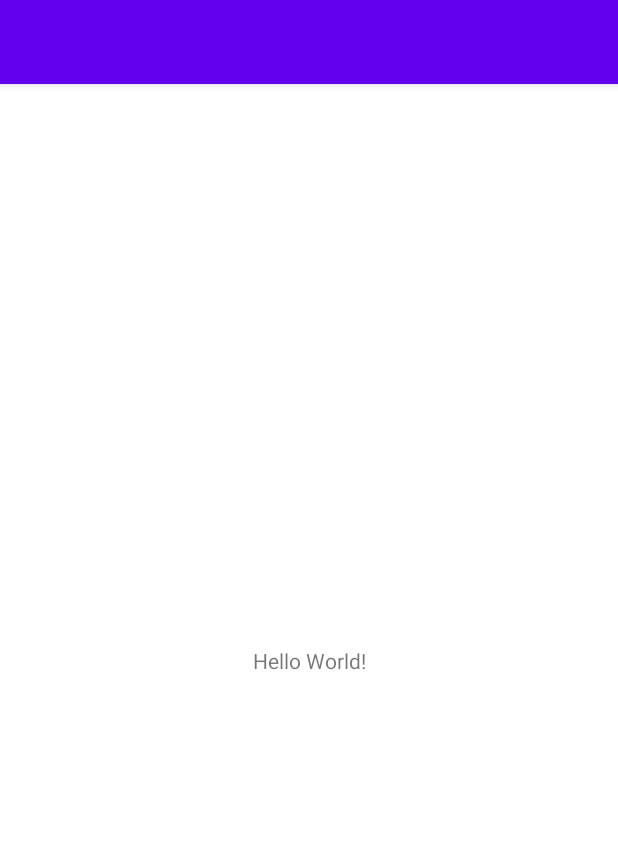
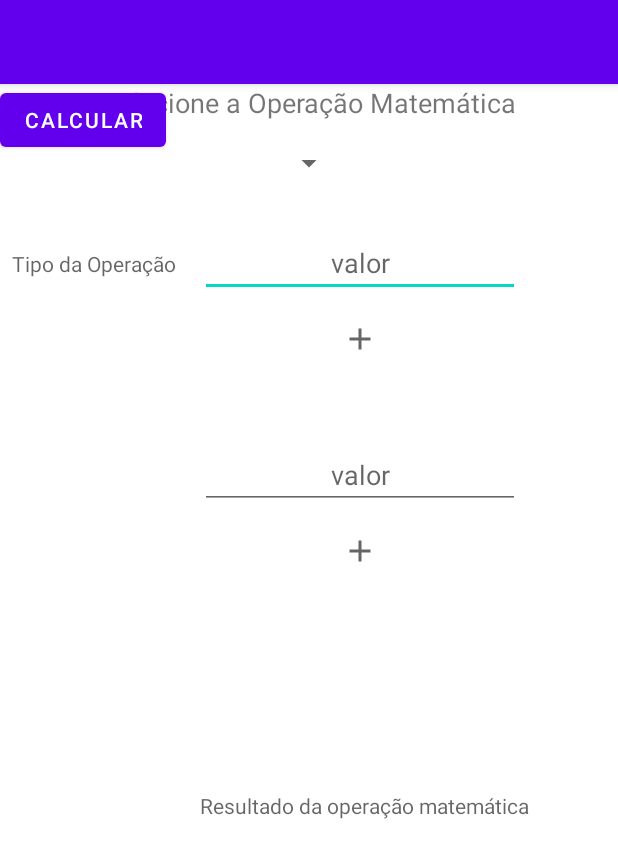
Before and after one commit to MatheusMoreiraSantos/repositorio_matheus, an Android app: the screen it shows after launch (MainActivity), on a phone screen of 412 x 824 dp. Shown: the top 858 px of the screen. Run offline under Robolectric (Android 15) with nearby library versions, the phone set to English and light mode, and no system bars.

Commit message:
Alterações 02/06/2022
Criação do layout com suas respectivas views. Declaração de atributos e instanciação de objetos, os quais foram referênciados.

```diff
--- a/Calcular/app/src/main/java/matheus/moreira/uno/calcular/MainActivity.java
+++ b/Calcular/app/src/main/java/matheus/moreira/uno/calcular/MainActivity.java
@@ -3,12 +3,40 @@ package matheus.moreira.uno.calcular;
 import androidx.appcompat.app.AppCompatActivity;
 
 import android.os.Bundle;
+import android.view.View;
+import android.widget.EditText;
+import android.widget.ImageView;
+import android.widget.TextView;
 
 public class MainActivity extends AppCompatActivity {
+    private EditText edtOperando, edtOperando2;
+    private TextView tvOpcao, tvOperacao, tvResultado;
+    private View spiOpcoes;
+    private ImageView imgOperacao, imageView2;
+
+
+
 
     @Override
     protected void onCreate(Bundle savedInstanceState) {
         super.onCreate(savedInstanceState);
         setContentView(R.layout.activity_main);
+
+        edtOperando     = findViewById(R.id.edtOperando1);
+        edtOperando2    = findViewById(R.id.edtOperando2);
+        tvOpcao         = findViewById(R.id.tvOpcao);
+        tvOperacao      = findViewById(R.id.tvOperacao);
+        tvResultado     = findViewById(R.id.tvResultado);
+        spiOpcoes       = findViewById(R.id.spiOpcoes);
+        imgOperacao     = findViewById(R.id.imgOperacao);
+        imageView2      = findViewById(R.id.imageView2);
+
+
+
+
+
+
+
+
     }
 }
--- /dev/null
+++ b/Calcular/app/src/main/java/matheus/moreira/uno/calcular/Spinner.java
@@ -0,0 +1,9 @@
+package matheus.moreira.uno.calcular;
+
+public class Spinner {
+
+
+
+
+
+}
--- /dev/null
+++ b/Calcular/app/src/main/res/drawable/ic_add_24.xml
@@ -0,0 +1,10 @@
+<vector xmlns:android="http://schemas.android.com/apk/res/android"
+    android:width="24dp"
+    android:height="24dp"
+    android:viewportWidth="24"
+    android:viewportHeight="24"
+    android:tint="?attr/colorControlNormal">
+  <path
+      android:fillColor="@android:color/white"
+      android:pathData="M19,13h-6v6h-2v-6H5v-2h6V5h2v6h6v2z"/>
+</vector>
--- /dev/null
+++ b/Calcular/app/src/main/res/drawable/soma.xml
@@ -0,0 +1,4 @@
+<?xml version="1.0" encoding="utf-8"?>
+<selector xmlns:android="http://schemas.android.com/apk/res/android">
+
+</selector>
--- a/Calcular/app/src/main/res/layout/activity_main.xml
+++ b/Calcular/app/src/main/res/layout/activity_main.xml
@@ -6,13 +6,111 @@
     android:layout_height="match_parent"
     tools:context=".MainActivity">
 
+
+
     <TextView
+        android:id="@+id/tvOpcao"
+        android:layout_width="match_parent"
+        android:layout_height="wrap_content"
+        android:text="Selecione a Operação Matemática"
+        android:textAlignment="center"
+        android:textSize="18sp"
+        app:layout_constraintTop_toTopOf="parent"
+        app:layout_constraintStart_toStartOf="parent"
+        app:layout_constraintEnd_toEndOf="parent"
+
+        />
+
+
+    <Spinner
+        android:id="@+id/spiOpcoes"
         android:layout_width="wrap_content"
         android:layout_height="wrap_content"
-        android:text="Hello World!"
-        app:layout_constraintBottom_toBottomOf="parent"
-        app:layout_constraintLeft_toLeftOf="parent"
-        app:layout_constraintRight_toRightOf="parent"
-        app:layout_constraintTop_toTopOf="parent" />
+        android:layout_marginTop="16dp"
+        android:layout_marginStart="8dp"
+        android:layout_marginEnd="8dp"
+        app:layout_constraintTop_toBottomOf="@id/tvOpcao"
+        app:layout_constraintStart_toStartOf="parent"
+        app:layout_constraintEnd_toEndOf="parent"
+
+        />
+
+    <TextView
+        android:id="@+id/tvOperacao"
+        android:layout_width="wrap_content"
+        android:layout_height="wrap_content"
+        android:layout_marginStart="8dp"
+        android:layout_marginTop="32dp"
+        android:hint="Tipo da Operação"
+        app:layout_constraintBottom_toBottomOf="@+id/edtOperando1"
+        app:layout_constraintStart_toStartOf="parent"
+        app:layout_constraintTop_toBottomOf="@+id/spiOpcoes" />
+
+    <EditText
+        android:id="@+id/edtOperando1"
+        android:layout_width="0dp"
+        android:layout_height="wrap_content"
+        android:layout_marginStart="16dp"
+        android:layout_marginTop="32dp"
+        android:textAlignment="center"
+        android:ems="10"
+        android:hint="valor"
+        android:inputType="number"
+        app:layout_constraintStart_toEndOf="@+id/tvOperacao"
+        app:layout_constraintTop_toBottomOf="@+id/spiOpcoes" />
+
+    <ImageView
+        android:id="@+id/imgOperacao"
+        android:layout_width="wrap_content"
+        android:layout_height="wrap_content"
+        android:layout_marginTop="16dp"
+        app:layout_constraintEnd_toEndOf="@+id/edtOperando1"
+        app:layout_constraintStart_toStartOf="@+id/edtOperando1"
+        app:layout_constraintTop_toBottomOf="@+id/edtOperando1"
+        app:srcCompat="@drawable/ic_add_24" />
+
+    <EditText
+        android:id="@+id/edtOperando2"
+        android:layout_width="wrap_content"
+        android:layout_height="wrap_content"
+        android:layout_marginTop="56dp"
+        android:ems="10"
+        android:hint="valor"
+        android:inputType="number"
+        android:textAlignment="center"
+        app:layout_constraintEnd_toEndOf="@+id/edtOperando1"
+        app:layout_constraintHorizontal_bias="0.0"
+        app:layout_constraintStart_toStartOf="@+id/edtOperando1"
+        app:layout_constraintTop_toBottomOf="@+id/imgOperacao" />
+
+    <ImageView
+        android:id="@+id/imageView2"
+        android:layout_width="wrap_content"
+        android:layout_height="wrap_content"
+        android:layout_marginTop="16dp"
+        app:layout_constraintEnd_toEndOf="@+id/edtOperando2"
+        app:layout_constraintStart_toStartOf="@+id/edtOperando2"
+        app:layout_constraintTop_toBottomOf="@+id/edtOperando2"
+        app:srcCompat="@drawable/ic_add_24" />
+
+    <TextView
+        android:id="@+id/tvResultado"
+        android:layout_width="wrap_content"
+        android:layout_height="wrap_content"
+        android:layout_marginTop="148dp"
+        android:hint="Resultado da operação matemática"
+        app:layout_constraintEnd_toEndOf="@+id/edtOperando2"
+        app:layout_constraintHorizontal_bias="0.0"
+        app:layout_constraintStart_toStartOf="@+id/edtOperando2"
+        app:layout_constraintTop_toBottomOf="@+id/imageView2" />
+
+    <Button
+        android:id="@+id/btnCalcular"
+        android:layout_width="wrap_content"
+        android:layout_height="wrap_content"
+        android:text="Calcular"
+        tools:layout_editor_absoluteX="182dp"
+        tools:layout_editor_absoluteY="341dp"
+        tools:ignore="MissingConstraints" />
 
 </androidx.constraintlayout.widget.ConstraintLayout>
```
Also changed, not shown: 1 other file.
